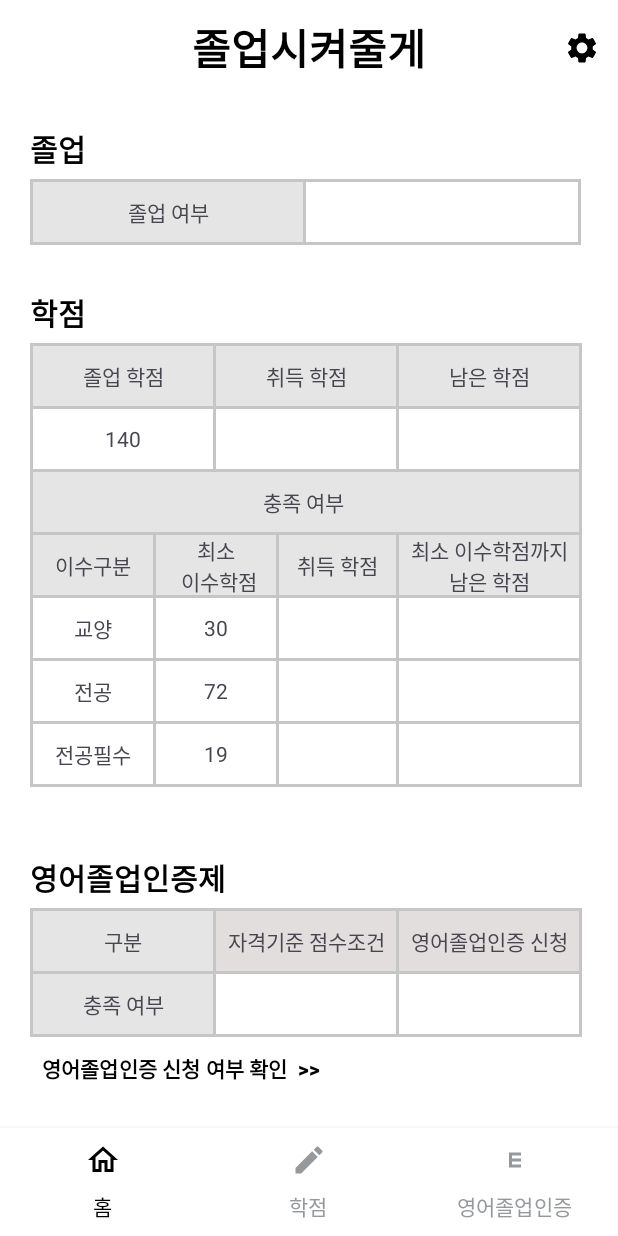
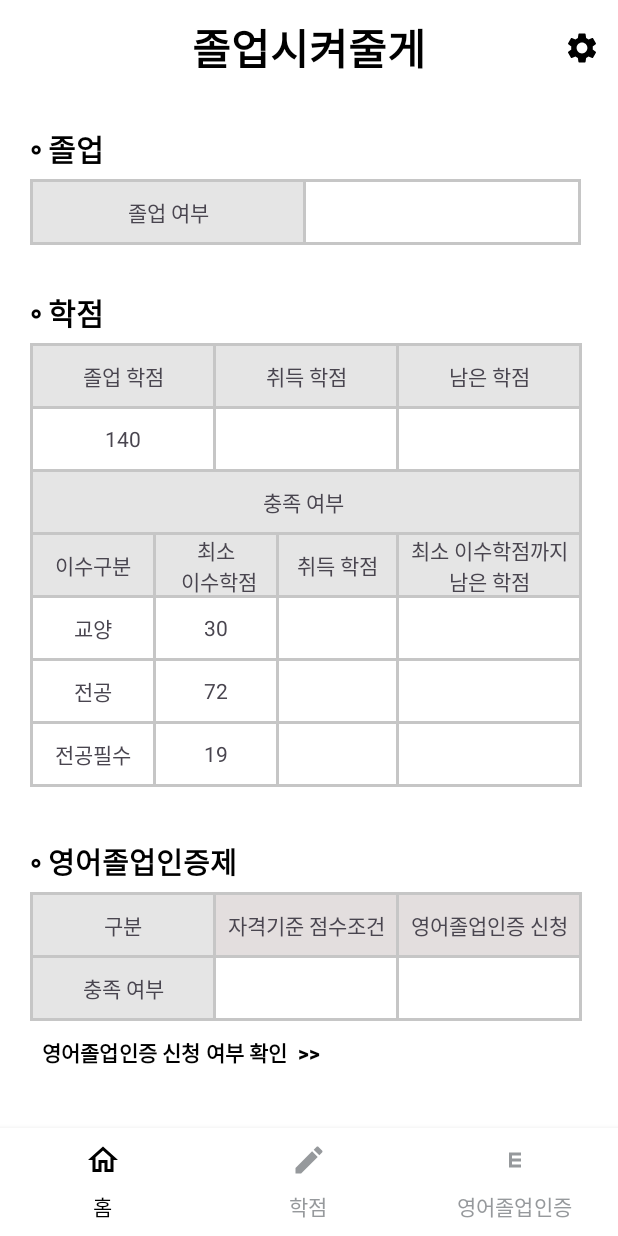
Before and after one commit to 2023-Capstone-Design-let-me-graduated/letMeGraduate, an Android app: the HomeActivity screen opened directly, with no data from a screen before it, on a phone screen of 412 x 824 dp. Run offline under Robolectric (Android 15) with nearby library versions, the phone set to English and light mode, and no system bars; our stand-ins replace data binding; 1 statement that could not run was skipped.

Commit message:
text 수정

```diff
--- a/app/src/main/res/layout/activity_english_graduation_certification.xml
+++ b/app/src/main/res/layout/activity_english_graduation_certification.xml
@@ -22,7 +22,7 @@
                 android:layout_height="wrap_content"
                 android:layout_marginStart="30dp"
                 android:layout_marginTop="200dp"
-                android:text="영어자격증 종류"
+                android:text="∘ 영어자격증 종류"
                 android:textColor="@color/black"
                 android:textSize="20sp"
                 android:textStyle="bold"
@@ -57,7 +57,7 @@
                 android:layout_height="wrap_content"
                 android:layout_marginStart="30dp"
                 android:layout_marginTop="30dp"
-                android:text="영어자격증 점수"
+                android:text="∘ 영어자격증 점수"
                 android:textColor="@color/black"
                 android:textSize="20sp"
                 android:textStyle="bold"
--- a/app/src/main/res/layout/activity_home.xml
+++ b/app/src/main/res/layout/activity_home.xml
@@ -14,7 +14,7 @@
             android:layout_height="wrap_content"
             android:layout_marginStart="20dp"
             android:layout_marginTop="20dp"
-            android:text="졸업"
+            android:text="∘ 졸업"
             android:textColor="@color/black"
             android:textSize="20sp"
             android:textStyle="bold"
@@ -70,7 +70,7 @@
             android:layout_height="wrap_content"
             android:layout_marginStart="20dp"
             android:layout_marginTop="30dp"
-            android:text="학점"
+            android:text="∘ 학점"
             android:textColor="@color/black"
             android:textSize="20sp"
             android:textStyle="bold"
@@ -541,10 +541,10 @@
             android:layout_width="wrap_content"
             android:layout_height="wrap_content"
             android:layout_marginStart="20dp"
-            android:layout_marginTop="30dp"
-            android:text="영어졸업인증제"
+            android:layout_marginTop="20dp"
+            android:text="∘ 영어졸업인증제"
             android:textColor="@color/black"
-            android:textSize="20sp"
+            android:textSize="19sp"
             android:textStyle="bold"
             tools:ignore="HardcodedText" />
         <LinearLayout
```
Also changed, not shown: app/src/main/res/layout/activity_liberalarts.xml (+5 -2 lines).
